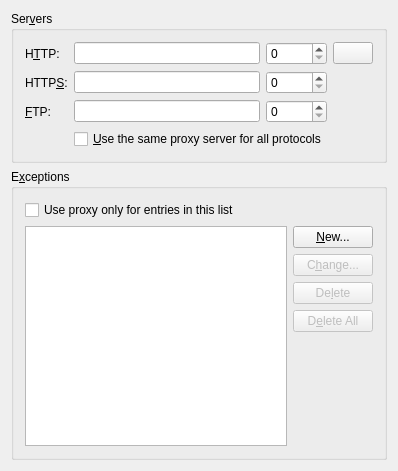
Old version of the form konqueror/settings/kio/manualproxy.ui in the repository KDE/konqueror.
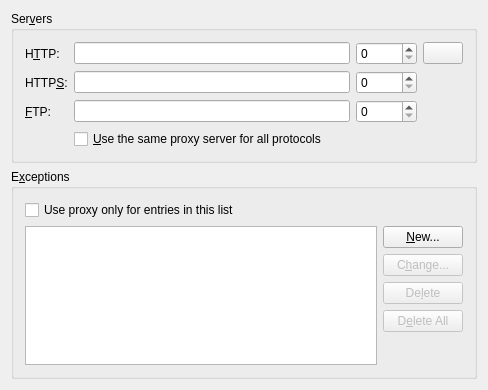
New version of the form. Custom widgets are drawn as their Qt base class.

Commit message: Reduce layout complexity of widgets

Patch:
```diff
--- a/konqueror/settings/kio/manualproxy.ui
+++ b/konqueror/settings/kio/manualproxy.ui
@@ -1,6 +1,14 @@
 <ui version="4.0" >
  <class>ManualProxyDlgUI</class>
  <widget class="QWidget" name="ManualProxyDlgUI" >
+  <property name="geometry" >
+   <rect>
+    <x>0</x>
+    <y>0</y>
+    <width>488</width>
+    <height>390</height>
+   </rect>
+  </property>
   <layout class="QVBoxLayout" >
    <item>
     <widget class="QGroupBox" name="gbServers" >
```
The commit also changes 4 other files.
